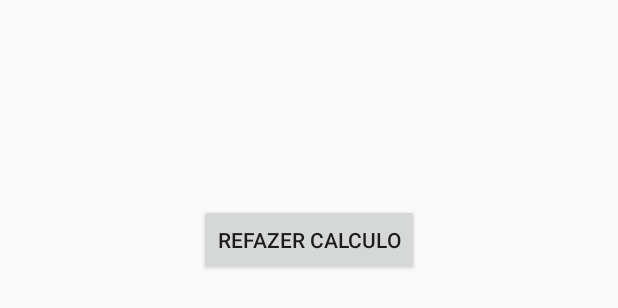
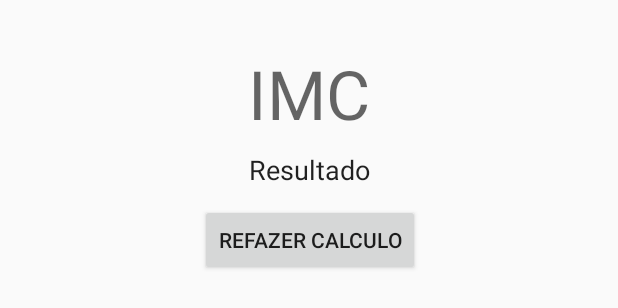
Before and after one commit to juliorgm1/Calculadoraimc, an Android app: the layout activity_resultado.xml on its own in the app's theme, with its tools: preview values and no code run, on a phone screen of 412 x 824 dp. Shown: the top 308 px of the screen. Run offline under Robolectric (Android 15) with nearby library versions, the phone set to English and light mode, and no system bars.

```diff
--- a/app/src/main/res/layout/activity_resultado.xml
+++ b/app/src/main/res/layout/activity_resultado.xml
@@ -11,6 +11,7 @@
         android:layout_width="wrap_content"
         android:layout_height="wrap_content"
         android:layout_marginTop="32dp"
+        android:text="IMC"
         android:textAppearance="@style/TextAppearance.AppCompat.Display2"
         app:layout_constraintEnd_toEndOf="parent"
         app:layout_constraintStart_toStartOf="parent"
@@ -21,6 +22,7 @@
         android:layout_width="wrap_content"
         android:layout_height="wrap_content"
         android:layout_marginTop="8dp"
+        android:text="Resultado"
         android:textAppearance="@style/TextAppearance.AppCompat.Body1"
         android:textSize="18sp"
         app:layout_constraintEnd_toEndOf="@+id/textViewIMC"
```
Also changed, not shown: app/src/main/java/com/example/calculadoraimc/MainActivity.java (+19 -8 lines).
